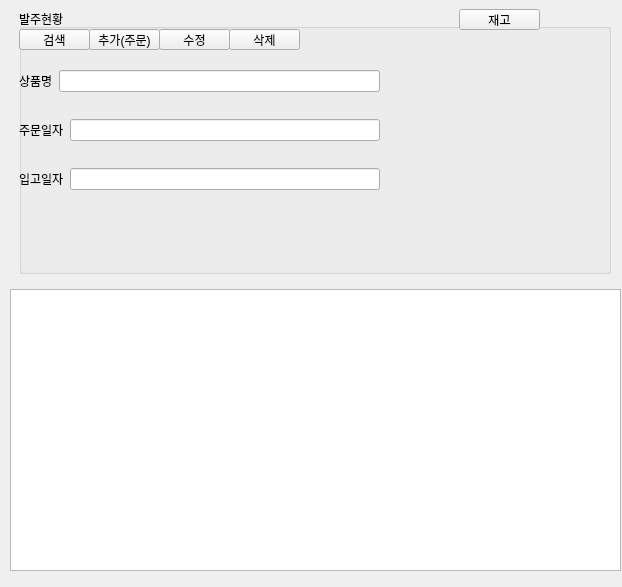
This is mini_pro1/order.ui in park0609/mini_project as Qt 5 draws it before an edit. The edited form follows.
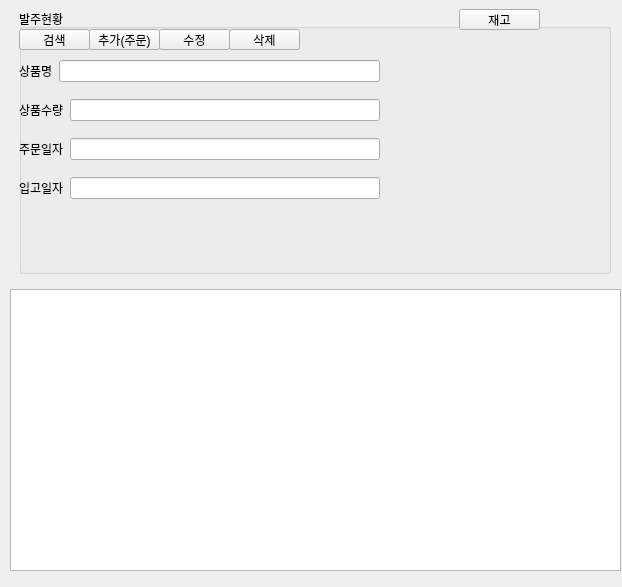
This is the edited form.

Diff of the .ui file:
```diff
--- a/mini_pro1/order.ui
+++ b/mini_pro1/order.ui
@@ -68,6 +68,27 @@
              </item>
             </layout>
            </item>
+           <item>
+            <layout class="QHBoxLayout" name="horizontalLayout_6">
+             <item>
+              <widget class="QLabel" name="label_prod_orddate_2">
+               <property name="text">
+                <string>상품수량</string>
+               </property>
+              </widget>
+             </item>
+             <item>
+              <widget class="QLineEdit" name="prod_amount">
+               <property name="inputMask">
+                <string/>
+               </property>
+               <property name="text">
+                <string/>
+               </property>
+              </widget>
+             </item>
+            </layout>
+           </item>
            <item>
             <layout class="QHBoxLayout" name="horizontalLayout_5">
              <item>
```
